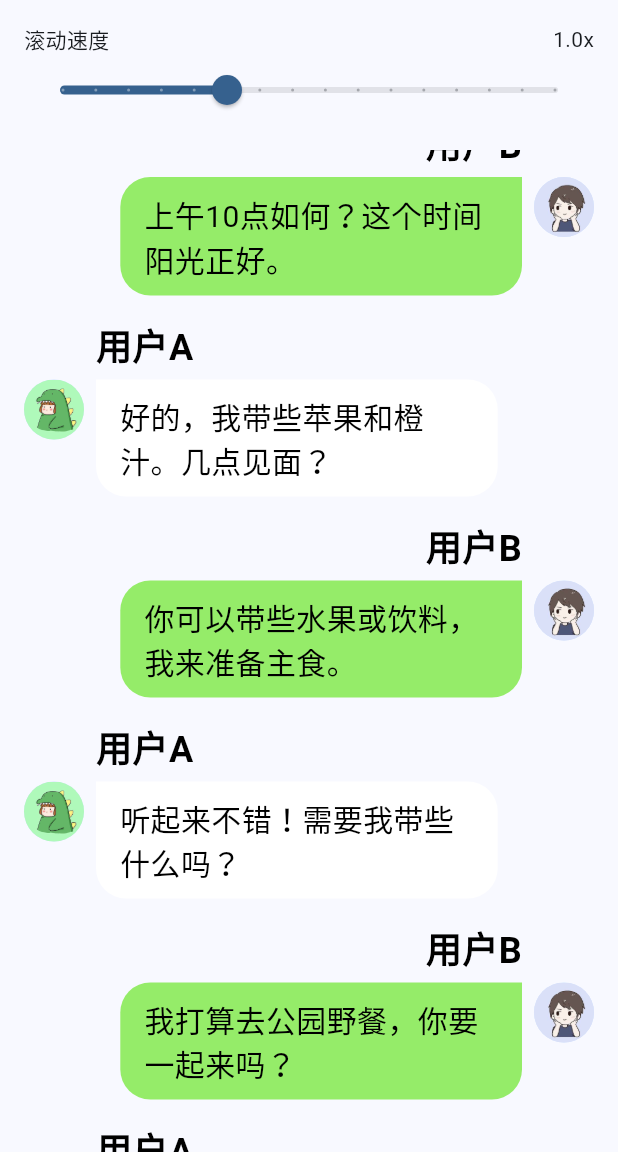
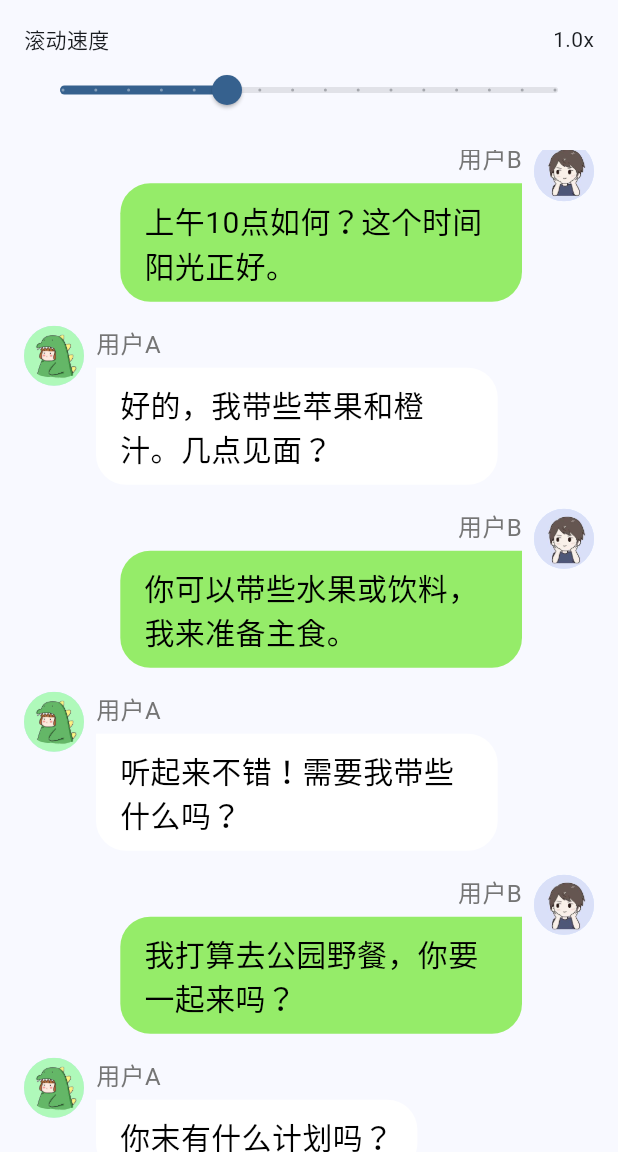
Before and after one commit to nasawz/chat_video_generator, a Flutter app: the screen it shows after launch, on a phone screen of 412 x 824 dp, the part 84-1236 px from its top. Run offline on Flutter 3.47's test engine with Material 3 defaults, Android fonts, the phone set to English and light mode, and no system bars; our stand-ins replace device_info_plus, flutter_colorpicker, permission_handler; missing offline and left inert: ffmpeg_kit_flutter.

Commit message:
refactor: 调整发送者名字体大小和聊天消息布局
- 修改发送者名字体大小的默认值和范围，提升用户自定义体验
- 优化聊天消息布局，确保发送者名字和消息内容的对齐
- 修复绘制逻辑中的注释和位置计算，增强代码可读性
- 更新聊天气泡的绘制方式，确保头像与消息内容的正确对齐

```diff
--- a/lib/main.dart
+++ b/lib/main.dart
@@ -115,7 +115,7 @@ class _ChatScreenState extends State<ChatScreen> {
   double _animationSpeed = 1.0; // 默认速度为1.0
 
   // 添加用户名字体大小控制
-  double _senderFontSize = 24.0;
+  double _senderFontSize = 16.0;
 
   // 添加界面控制相关的状态变量
   Color _leftBubbleColor = Colors.white;
@@ -161,7 +161,7 @@ class _ChatScreenState extends State<ChatScreen> {
   }
 
   double _clampSenderFontSize(double value) {
-    return value.clamp(16.0, 36.0);
+    return value.clamp(12.0, 24.0);
   }
 
   @override
@@ -428,7 +428,7 @@ class _ChatScreenState extends State<ChatScreen> {
             final avatarRect = Rect.fromCircle(
               center: Offset(
                 layout.message.isLeft ? 40 : frameSize - 40,
-                y + layout.senderTextPainter.height + 30,
+                y + 20,
               ),
               radius: 20,
             );
@@ -481,7 +481,7 @@ class _ChatScreenState extends State<ChatScreen> {
                 ..style = PaintingStyle.fill,
             );
 
-            // 绘制消息文本
+            // 绘制��息文本
             layout.messageTextPainter.paint(canvas,
                 Offset(baseX, y + layout.senderTextPainter.height + 14));
           }
@@ -790,9 +790,9 @@ class _ChatScreenState extends State<ChatScreen> {
                                   ),
                                   Slider(
                                     value: _senderFontSize,
-                                    min: 16.0,
-                                    max: 36.0,
-                                    divisions: 20,
+                                    min: 12.0,
+                                    max: 24.0,
+                                    divisions: 12,
                                     label: _senderFontSize.toStringAsFixed(1),
                                     onChanged: (value) {
                                       setState(() => _senderFontSize =
@@ -929,48 +929,38 @@ class ChatBubble extends StatelessWidget {
   Widget build(BuildContext context) {
     return Padding(
       padding: const EdgeInsets.symmetric(horizontal: 16, vertical: 8),
-      child: Column(
-        crossAxisAlignment:
-            message.isLeft ? CrossAxisAlignment.start : CrossAxisAlignment.end,
-        children: [
-          // 发送者名字
-          Padding(
-            padding: EdgeInsets.only(
-              left: message.isLeft ? 48 : 0, // 为头像留出空间
-              right: message.isLeft ? 0 : 48,
-              bottom: 4,
-            ),
-            child: Text(
-              message.sender,
-              style: TextStyle(
-                fontWeight: FontWeight.bold,
-                fontSize: senderFontSize,
-                color: message.isLeft
-                    ? leftTextColor
-                    : rightTextColor, // 确保使用正确的颜色
-              ),
-            ),
-          ),
-          // 消���行
-          Row(
-            mainAxisAlignment: message.isLeft
-                ? MainAxisAlignment.start
-                : MainAxisAlignment.end,
-            crossAxisAlignment: CrossAxisAlignment.start, // 确保头像与气泡顶部对齐
+      child: Row(
+        mainAxisAlignment:
+            message.isLeft ? MainAxisAlignment.start : MainAxisAlignment.end,
+        crossAxisAlignment: CrossAxisAlignment.start, // 确保顶部对齐
         children: [
           if (!message.isLeft) const Spacer(),
           if (message.isLeft)
-                Padding(
-                  padding: const EdgeInsets.only(right: 8.0),
-                  child: CircleAvatar(
+            CircleAvatar(
               radius: 20,
               backgroundImage: AssetImage(message.avatar),
             ),
+          Padding(
+            padding: EdgeInsets.only(
+              left: message.isLeft ? 8.0 : 0,
+              right: message.isLeft ? 0 : 8.0,
             ),
+            child: Column(
+              crossAxisAlignment: message.isLeft
+                  ? CrossAxisAlignment.start
+                  : CrossAxisAlignment.end,
+              children: [
+                Text(
+                  message.sender,
+                  style: TextStyle(
+                    fontSize: senderFontSize,
+                    color: Colors.grey[600],
+                  ),
+                ),
+                const SizedBox(height: 4),
                 ConstrainedBox(
                   constraints: BoxConstraints(
-                  maxWidth:
-                      MediaQuery.of(context).size.width * 0.65, // 稍微减小以适应头像
+                    maxWidth: MediaQuery.of(context).size.width * 0.65,
                   ),
                   child: Container(
                     padding: const EdgeInsets.symmetric(
@@ -978,7 +968,8 @@ class ChatBubble extends StatelessWidget {
                       vertical: 10,
                     ),
                     decoration: BoxDecoration(
-                    color: message.isLeft ? leftBubbleColor : rightBubbleColor,
+                      color:
+                          message.isLeft ? leftBubbleColor : rightBubbleColor,
                       borderRadius: BorderRadius.only(
                         topLeft:
                             Radius.circular(message.isLeft ? 0 : bubbleRadius),
@@ -992,23 +983,19 @@ class ChatBubble extends StatelessWidget {
                       message.message,
                       style: TextStyle(
                         fontSize: fontSize,
-                      color: message.isLeft
-                          ? leftTextColor
-                          : rightTextColor, // 确保使用正确的颜色
+                        color: message.isLeft ? leftTextColor : rightTextColor,
                       ),
                     ),
                   ),
                 ),
+              ],
+            ),
+          ),
           if (message.isLeft) const Spacer(),
           if (!message.isLeft)
-                Padding(
-                  padding: const EdgeInsets.only(left: 8.0),
-                  child: CircleAvatar(
+            CircleAvatar(
               radius: 20,
               backgroundImage: AssetImage(message.avatar),
-                  ),
-                ),
-            ],
             ),
         ],
       ),
```
Lines whose indentation alone changed are shown as unchanged.
